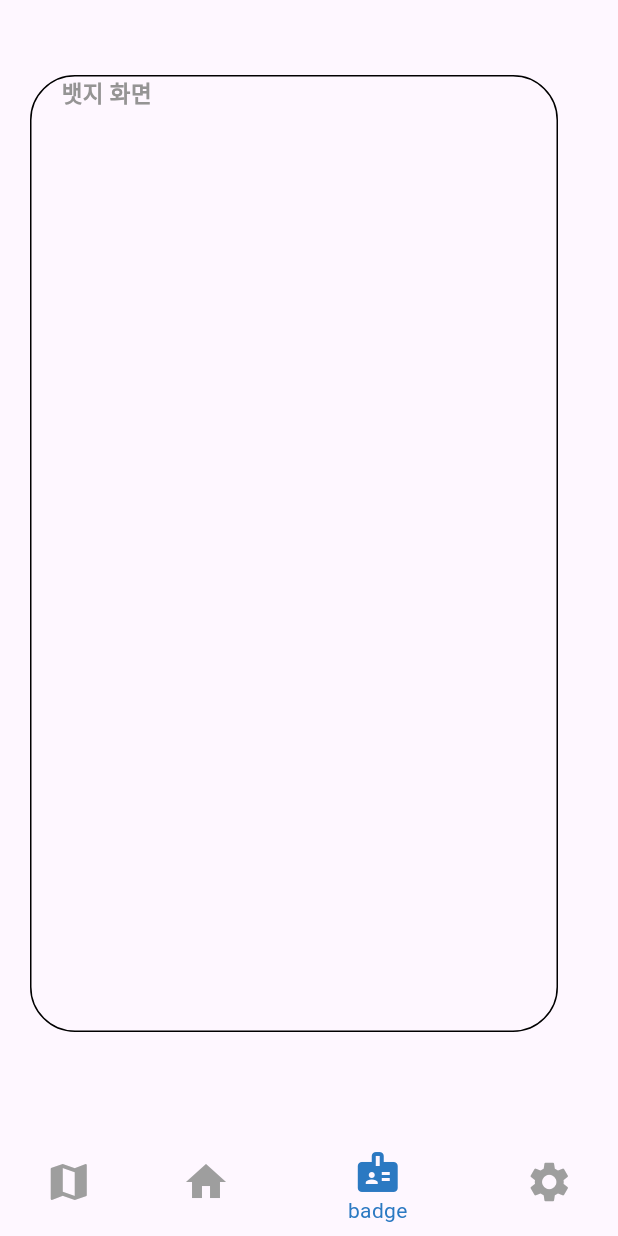
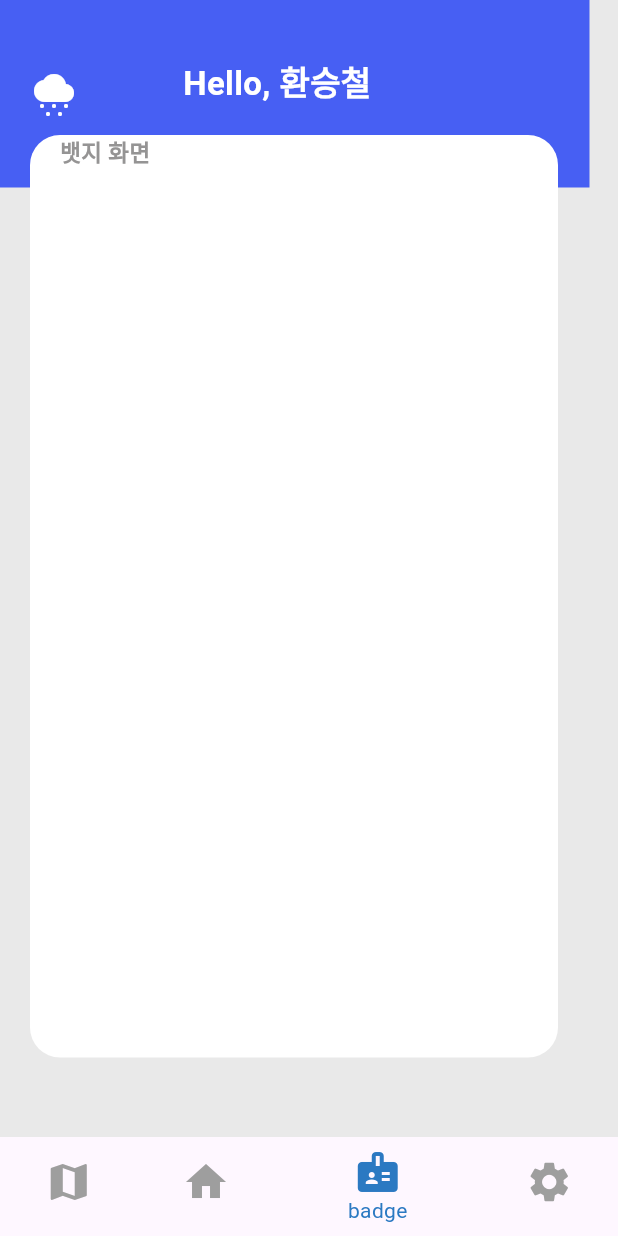
Before and after one commit to dmchoi02/transfer_subway, a Flutter app: the screen it shows after launch, item 3 of the bottom bar chosen, on a phone screen of 412 x 824 dp. Run offline on Flutter 3.47's test engine with Material 3 defaults, Android fonts, the phone set to English and light mode, and no system bars; Roboto replaces fonts that are missing (Font).

Commit message:
#모든 UI 수정 Appbar 추가, container size 수정, 배경색 변경

```diff
--- a/transfer_subway/lib/Badges.dart
+++ b/transfer_subway/lib/Badges.dart
@@ -13,10 +13,13 @@ class _BadgesPageState extends State<BadgesPage> {
   @override
   Widget build(BuildContext context) {
     return Scaffold(
-      body: Padding(
+      backgroundColor: AppColor.backgroundColor,
+      body: Stack(
+        children: [
+          myAppbar, //직접 만든 Appbar 호출, 기존에 flutter Appbar 사용시 현재 화면을 구현하기 어려우므로 appbar를 위젯으로 만듬
+          Padding(
             padding: EdgeInsets.only(
-          top: 50.0, // 위 패딩
-          bottom: 30.0, // 아래 패딩
+              top: 90.0, // 위 패딩
               left: 20.0, // 왼쪽 패딩
               right: 20.0, // 오른쪽 패딩
             ),
@@ -28,15 +31,11 @@ class _BadgesPageState extends State<BadgesPage> {
                     right: 20.0,
                   ),
                   width: 352.0,
-              height: 638,
+                  height: 615,
                   decoration: BoxDecoration(
-                borderRadius: BorderRadius.only(
-                  topLeft: Radius.circular(30.0),
-                  topRight: Radius.circular(30.0),
-                  bottomLeft: Radius.circular(30.0),
-                  bottomRight: Radius.circular(30.0),
-                ),
-                border: Border.all(color: Colors.black),
+                    // 모서리 둥글게 만들기
+                    color: Colors.white,
+                    borderRadius: BorderRadius.all(Radius.circular(20.0)),
                   ),
                   child: Text(
                     "뱃지 화면",
@@ -51,6 +50,8 @@ class _BadgesPageState extends State<BadgesPage> {
               ],
             ),
           ),
+        ],
+      ),
       bottomNavigationBar: BottomNavBar(
         currentIndex = BADGES_PAGE, // 현재 페이지가 두 번째 페이지이므로 해당 인덱스 선택
         onItemTapped: (newIndex) {
--- a/transfer_subway/lib/MyWidget.dart
+++ b/transfer_subway/lib/MyWidget.dart
@@ -7,7 +7,7 @@ Widget offPathView = Container(
     right: 20.0,
   ),
   width: 352.0,
-  height: 108.0,
+  //height: 108.0,
   child: Row(
     mainAxisAlignment: MainAxisAlignment.center, // 수직 가운데 정렬
     children: [
@@ -122,3 +122,45 @@ PageRouteBuilder pageRoute(int newIndex) {
     },
   );
 }
+
+//직접 만든 Appbar 위젯
+Widget myAppbar = Container(
+  width: 393,
+  height: 125,
+  padding: EdgeInsets.only(
+    left: 20.0,
+    right: 20.0,
+  ),
+  color: AppColor.blueColor,
+  child: Row(
+    mainAxisAlignment: MainAxisAlignment.start,
+    children: [
+      Icon(
+        Icons.cloudy_snowing,
+        size: 32,
+        color: Colors.white,
+      ),
+      Expanded(
+        child: Container(
+          child: Stack(
+            children: [
+              Positioned(
+                left: 70, // 텍스트를 왼쪽으로 70픽셀 이동
+                top: 38,
+                child: Text(
+                  "Hello, 환승철",
+                  style: TextStyle(
+                    fontSize: 22.0,
+                    fontFamily: "Font",
+                    fontWeight: FontWeight.bold,
+                    color: Colors.white,
+                  ),
+                ),
+              ),
+            ],
+          ),
+        ),
+      ),
+    ],
+  ),
+);
--- a/transfer_subway/lib/main.dart
+++ b/transfer_subway/lib/main.dart
@@ -10,7 +10,9 @@ import 'imports.dart';
 // 기본 컬러 모음집 사용할 때는 ex. AppColor.mainColor
 class AppColor {
   static const Color mainColor = Color.fromARGB(255, 149, 148, 148); // 기본 색상
-  static const Color selectedColor = Color(0xFF2B79C2);
+  static const Color selectedColor = Color(0xFF2B79C2); // 선택을 강조하는 파랑색
+  static const Color blueColor = Color(0xFF475FF3); // 앱바에 사용되는 색깔
+  static const Color backgroundColor = Color(0xFFE9E9E9); // 기본 회색 배경
 }
 
 // 이미지 할당은 아래 변수를 이용 ex. images + "이미지 이름"
@@ -58,11 +60,13 @@ class _MyAppState extends State<MyApp> {
     return MaterialApp(
       debugShowCheckedModeBanner: false,
       home: Scaffold(
-        //backgroundColor: Color(0xFFDBDEE2),
-        body: Padding(
+        backgroundColor: AppColor.backgroundColor,
+        body: Stack(
+          children: [
+            myAppbar, //직접 만든 Appbar 호출, 기존에 flutter Appbar 사용시 현재 화면을 구현하기 어려우므로 appbar를 위젯으로 만듬
+            Padding(
               padding: EdgeInsets.only(
-            top: 50.0, // 위 패딩
-            bottom: 30.0, // 아래 패딩
+                top: 90.0, // 위 패딩
                 left: 20.0, // 왼쪽 패딩
                 right: 20.0, // 오른쪽 패딩
               ),
@@ -80,18 +84,13 @@ class _MyAppState extends State<MyApp> {
                         right: 20.0,
                       ),
                       width: 352.0, // 가로 길이
-                  height: 50.0, // 세로 길이
+                      height: 55.0, // 세로 길이
 
                       // 박스 스타일 설정
                       decoration: BoxDecoration(
-                    // 모서리 둥글게 만들기
-
-                    borderRadius: BorderRadius.only(
-                      topLeft: Radius.circular(30.0), // 왼쪽 위 30도
-                      topRight: Radius.circular(30.0), // 오른쪽 위 30도
-                    ),
-                    // 테두리 검정
-                    border: Border.all(color: Colors.black),
+                        // 색 설정, 모서리 둥글게 만들기
+                        color: Colors.white,
+                        borderRadius: BorderRadius.all(Radius.circular(20.0)),
                       ),
                       child: Row(
                         children: [
@@ -121,17 +120,17 @@ class _MyAppState extends State<MyApp> {
 
                   // 2번재 박스
                   Container(
-                // 배경색을 하얀색으로 설정
                     padding: EdgeInsets.only(
                       left: 20.0,
                       right: 20.0,
                     ),
                     width: 352.0,
-                height: 108.0,
+                    height: 110.0,
                     decoration: BoxDecoration(
-                  border: Border.all(color: Colors.black),
+                      // 모서리 둥글게 만들기
+                      color: Colors.white,
+                      borderRadius: BorderRadius.all(Radius.circular(30.0)),
                     ),
-
                     child: Row(
                       children: [
                         Expanded(
@@ -163,13 +162,11 @@ class _MyAppState extends State<MyApp> {
                   // 3번째 박스
                   Container(
                     width: 352.0,
-                height: 460.0,
+                    height: 430.0,
                     decoration: BoxDecoration(
-                  borderRadius: BorderRadius.only(
-                    bottomLeft: Radius.circular(30.0),
-                    bottomRight: Radius.circular(30.0),
-                  ),
-                  border: Border.all(color: Colors.black),
+                      // 모서리 둥글게 만들기
+                      color: Colors.white,
+                      borderRadius: BorderRadius.all(Radius.circular(30.0)),
                     ),
                     child:
                         // 조건에 따라서 위젯을 가져온다
@@ -177,6 +174,8 @@ class _MyAppState extends State<MyApp> {
                   ),
                 ],
               ),
+            ),
+          ],
         ),
 
         // 바텀 네비게이션바
```
Also changed, not shown: transfer_subway/lib/Game.dart (+11 -11 lines), transfer_subway/lib/PathSet.dart (+12 -9 lines), transfer_subway/lib/Settings.dart (+12 -11 lines), transfer_subway/lib/SubwayMap.dart (+12 -11 lines), transfer_subway/pubspec.lock. Lines whose indentation alone changed are shown as unchanged.
